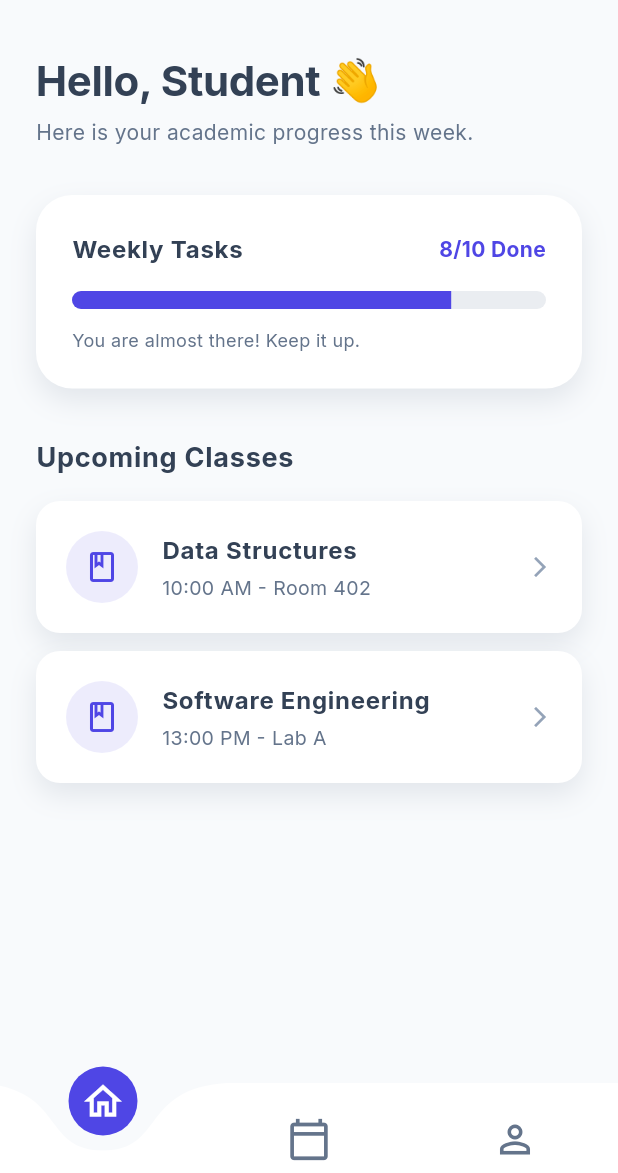
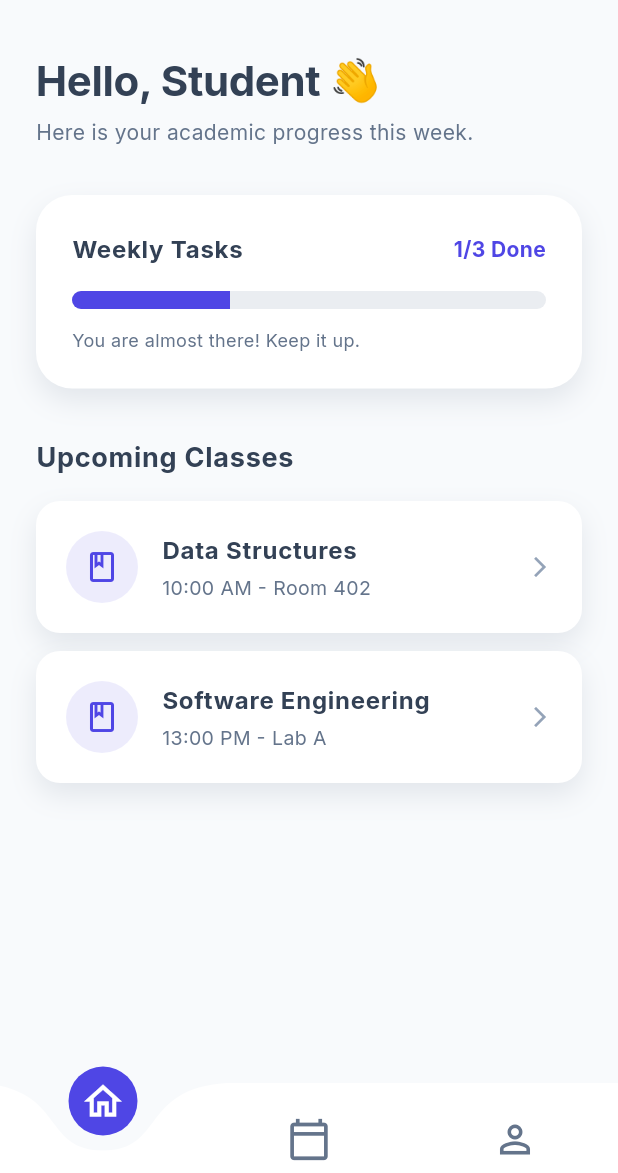
Before and after one commit to mohdikrullah/Studiv, a Flutter app: the screen it shows after launch, on a phone screen of 412 x 824 dp, the part 63-1236 px from its top. Run offline on Flutter 3.47's test engine with Material 3 defaults, Android fonts, the light colour scheme and no system bars; drawn by our look-alikes of curved_navigation_bar; our stand-ins replace cloud_firestore, google_fonts, hive, hive_flutter; accounts and stored records are empty.

Commit message:
feat: setup provider, hive, and firestore

```diff
--- /dev/null
+++ b/lib/models/schedule_model.dart
@@ -0,0 +1,49 @@
+import 'package:hive/hive.dart';
+
+class ScheduleModel {
+  String id;
+  String subject;
+  String time;
+  String room;
+
+  ScheduleModel({
+    required this.id,
+    required this.subject,
+    required this.time,
+    required this.room,
+  });
+}
+
+// Manual Hive TypeAdapter to avoid build_runner dependency
+class ScheduleModelAdapter extends TypeAdapter<ScheduleModel> {
+  @override
+  final int typeId = 0;
+
+  @override
+  ScheduleModel read(BinaryReader reader) {
+    final numOfFields = reader.readByte();
+    final fields = <int, dynamic>{
+      for (int i = 0; i < numOfFields; i++) reader.readByte(): reader.read(),
+    };
+    return ScheduleModel(
+      id: fields[0] as String,
+      subject: fields[1] as String,
+      time: fields[2] as String,
+      room: fields[3] as String,
+    );
+  }
+
+  @override
+  void write(BinaryWriter writer, ScheduleModel obj) {
+    writer
+      ..writeByte(4)
+      ..writeByte(0)
+      ..write(obj.id)
+      ..writeByte(1)
+      ..write(obj.subject)
+      ..writeByte(2)
+      ..write(obj.time)
+      ..writeByte(3)
+      ..write(obj.room);
+  }
+}
--- /dev/null
+++ b/lib/models/task_model.dart
@@ -0,0 +1,36 @@
+class TaskModel {
+  String id;
+  String title;
+  String description;
+  String status; // 'To-Do', 'In Progress', 'Done'
+  DateTime? dueDate;
+
+  TaskModel({
+    required this.id,
+    required this.title,
+    this.description = '',
+    this.status = 'To-Do',
+    this.dueDate,
+  });
+
+  // Factory to create from Map (Firestore)
+  factory TaskModel.fromMap(Map<String, dynamic> data, String documentId) {
+    return TaskModel(
+      id: documentId,
+      title: data['title'] ?? '',
+      description: data['description'] ?? '',
+      status: data['status'] ?? 'To-Do',
+      dueDate: data['dueDate'] != null ? DateTime.parse(data['dueDate'].toString()) : null,
+    );
+  }
+
+  // Convert to Map (Firestore)
+  Map<String, dynamic> toMap() {
+    return {
+      'title': title,
+      'description': description,
+      'status': status,
+      'dueDate': dueDate?.toIso8601String(),
+    };
+  }
+}
--- /dev/null
+++ b/lib/providers/task_provider.dart
@@ -0,0 +1,40 @@
+import 'package:flutter/material.dart';
+import '../models/task_model.dart';
+import 'package:cloud_firestore/cloud_firestore.dart';
+
+class TaskProvider with ChangeNotifier {
+  List<TaskModel> _tasks = [];
+  bool _isLoading = false;
+
+  List<TaskModel> get tasks => _tasks;
+  bool get isLoading => _isLoading;
+
+  int get completedTasksCount => _tasks.where((t) => t.status == 'Done').length;
+  int get totalTasksCount => _tasks.length;
+
+  // Simulate fetching tasks for now, since we haven't configured google-services.json
+  // When Firestore is fully configured, this will listen to Firebase snapshots.
+  Future<void> fetchTasks() async {
+    _isLoading = true;
+    notifyListeners();
+
+    // Simulated network delay
+    await Future.delayed(const Duration(seconds: 1));
+
+    // Dummy data until Firestore is connected
+    _tasks = [
+      TaskModel(id: '1', title: 'Math Assignment', status: 'Done'),
+      TaskModel(id: '2', title: 'Read Chapter 4', status: 'To-Do'),
+      TaskModel(id: '3', title: 'Project Proposal', status: 'In Progress'),
+    ];
+
+    _isLoading = false;
+    notifyListeners();
+  }
+
+  void addTask(TaskModel task) {
+    _tasks.add(task);
+    notifyListeners();
+    // TODO: Add to Firestore
+  }
+}
--- a/lib/screens/dashboard/dashboard_screen.dart
+++ b/lib/screens/dashboard/dashboard_screen.dart
@@ -1,5 +1,8 @@
 import 'package:flutter/material.dart';
 import '../../theme/app_theme.dart';
+import 'package:provider/provider.dart';
+import '../../providers/task_provider.dart';
+import '../../providers/schedule_provider.dart';
 
 class DashboardScreen extends StatelessWidget {
   const DashboardScreen({Key? key}) : super(key: key);
@@ -41,7 +44,13 @@ class DashboardScreen extends StatelessWidget {
               const SizedBox(height: 32),
 
               // Progress Bar Card (Neumorphic-ish / Modern)
-              Container(
+              Consumer<TaskProvider>(
+                builder: (context, taskProvider, child) {
+                  final completed = taskProvider.completedTasksCount;
+                  final total = taskProvider.totalTasksCount;
+                  final progress = total == 0 ? 0.0 : completed / total;
+
+                  return Container(
                     width: double.infinity,
                     padding: const EdgeInsets.all(24),
                     decoration: BoxDecoration(
@@ -62,7 +71,7 @@ class DashboardScreen extends StatelessWidget {
                                   ),
                             ),
                             Text(
-                          '8/10 Done',
+                              '$completed/$total Done',
                               style: Theme.of(context).textTheme.bodyMedium?.copyWith(
                                     color: AppTheme.primaryColor,
                                     fontWeight: FontWeight.bold,
@@ -74,7 +83,7 @@ class DashboardScreen extends StatelessWidget {
                         ClipRRect(
                           borderRadius: BorderRadius.circular(10),
                           child: LinearProgressIndicator(
-                        value: 0.8, // 80% progress
+                            value: progress,
                             minHeight: 12,
                             backgroundColor: AppTheme.slateLight.withValues(alpha: 0.2),
                             valueColor: const AlwaysStoppedAnimation<Color>(AppTheme.primaryColor),
@@ -82,11 +91,13 @@ class DashboardScreen extends StatelessWidget {
                         ),
                         const SizedBox(height: 12),
                         Text(
-                      'You are almost there! Keep it up.',
+                          progress == 1.0 ? 'All caught up! Great job.' : 'You are almost there! Keep it up.',
                           style: Theme.of(context).textTheme.bodyMedium?.copyWith(fontSize: 12),
                         ),
                       ],
                     ),
+                  );
+                },
               ),
 
               const SizedBox(height: 32),
@@ -100,9 +111,21 @@ class DashboardScreen extends StatelessWidget {
                     ),
               ),
               const SizedBox(height: 16),
-              _buildUpcomingClassCard(context, 'Data Structures', '10:00 AM - Room 402'),
-              const SizedBox(height: 12),
-              _buildUpcomingClassCard(context, 'Software Engineering', '13:00 PM - Lab A'),
+              Consumer<ScheduleProvider>(
+                builder: (context, scheduleProvider, child) {
+                  if (scheduleProvider.schedules.isEmpty) {
+                    return const Text("No classes today!");
+                  }
+                  return Column(
+                    children: scheduleProvider.schedules.map((schedule) {
+                      return Padding(
+                        padding: const EdgeInsets.only(bottom: 12.0),
+                        child: _buildUpcomingClassCard(context, schedule.subject, '${schedule.time} - ${schedule.room}'),
+                      );
+                    }).toList(),
+                  );
+                },
+              ),
             ],
           ),
         ),
--- /dev/null
+++ b/lib/services/local_db_service.dart
@@ -0,0 +1,26 @@
+import 'package:hive_flutter/hive_flutter.dart';
+import '../models/schedule_model.dart';
+
+class LocalDbService {
+  static const String scheduleBoxName = 'schedulesBox';
+
+  static Future<void> init() async {
+    await Hive.initFlutter();
+    Hive.registerAdapter(ScheduleModelAdapter());
+    await Hive.openBox<ScheduleModel>(scheduleBoxName);
+  }
+
+  static Box<ScheduleModel> get scheduleBox => Hive.box<ScheduleModel>(scheduleBoxName);
+
+  static Future<void> addSchedule(ScheduleModel schedule) async {
+    await scheduleBox.put(schedule.id, schedule);
+  }
+
+  static List<ScheduleModel> getAllSchedules() {
+    return scheduleBox.values.toList();
+  }
+
+  static Future<void> deleteSchedule(String id) async {
+    await scheduleBox.delete(id);
+  }
+}
--- a/pubspec.yaml
+++ b/pubspec.yaml
@@ -38,6 +38,10 @@ dependencies:
   firebase_auth: ^6.4.0
   curved_navigation_bar: ^1.0.6
   google_fonts: ^8.1.0
+  provider: ^6.1.5+1
+  hive: ^2.2.3
+  hive_flutter: ^1.1.0
+  cloud_firestore: ^6.3.0
 
 dev_dependencies:
   flutter_test:
```
Also changed, not shown: lib/main.dart (+17 -2 lines), lib/providers/schedule_provider.dart (added, +36 -0 lines), pubspec.lock, 3 other files. Lines whose indentation alone changed are shown as unchanged.
